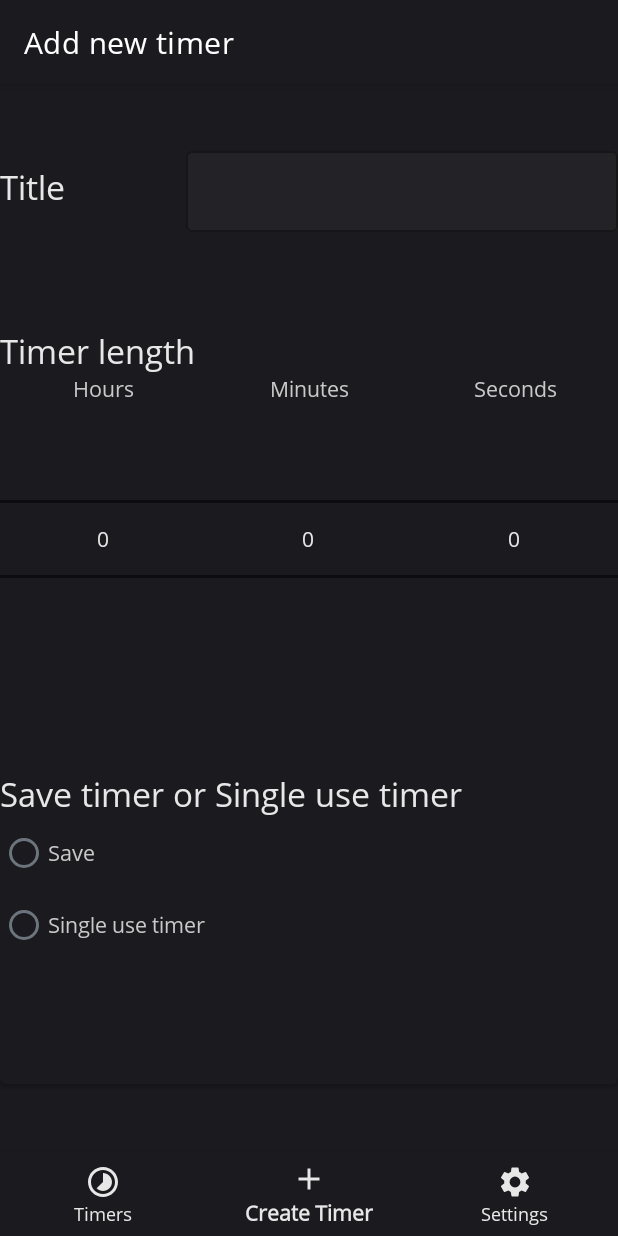
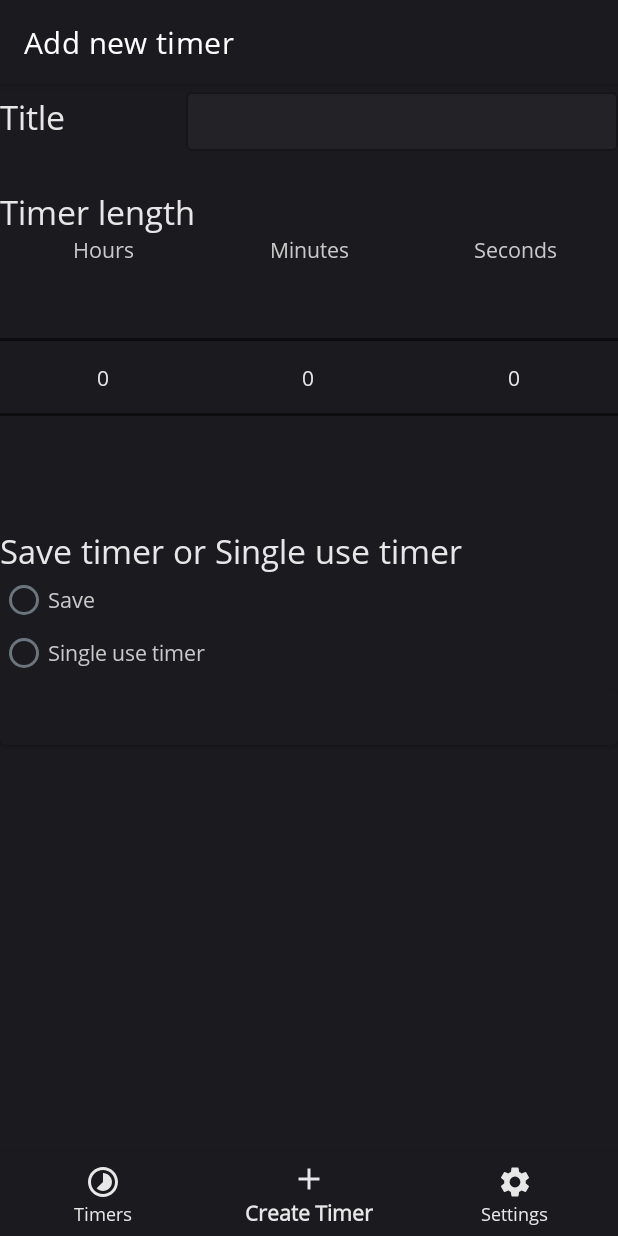
Before and after one commit to kim-cv/KitchenTimer-Android, an Android app: the AddTimerFragment screen opened through its navigation route, on a phone screen of 412 x 824 dp. Run offline under Robolectric (Android 15) with nearby library versions, the phone set to English and light mode, and no system bars; our stand-ins replace data binding, navigation-ui.

Commit message:
Changed view to better fit screens

```diff
--- a/app/src/main/res/layout/fragment_add_timer.xml
+++ b/app/src/main/res/layout/fragment_add_timer.xml
@@ -1,6 +1,7 @@
 <?xml version="1.0" encoding="utf-8"?>
 <layout xmlns:android="http://schemas.android.com/apk/res/android"
     xmlns:app="http://schemas.android.com/apk/res-auto"
+    xmlns:tools="http://schemas.android.com/tools"
     android:layout_marginLeft="@dimen/activity_horizontal_margin"
     android:layout_marginTop="@dimen/activity_horizontal_margin"
     android:layout_marginRight="@dimen/activity_horizontal_margin"
@@ -13,18 +14,27 @@
             type="com.funkyqubits.kitchentimer.ui.add_timer.AddTimerViewModel" />
     </data>
 
+    <ScrollView
+        android:id="@+id/scrollview"
+        android:layout_width="match_parent"
+        android:layout_height="wrap_content"
+        android:fillViewport="true"
+        app:layout_constraintEnd_toEndOf="parent"
+        app:layout_constraintStart_toStartOf="parent"
+        app:layout_constraintTop_toTopOf="parent">
+
         <androidx.constraintlayout.widget.ConstraintLayout
             android:layout_width="match_parent"
-        android:layout_height="match_parent">
+            android:layout_height="wrap_content">
 
             <!-- Title -->
             <LinearLayout
                 android:id="@+id/addTimer_linearLayout_title"
-            android:layout_width="match_parent"
+                android:layout_width="fill_parent"
                 android:layout_height="wrap_content"
                 android:gravity="start|center_vertical"
-            android:orientation="horizontal"
-            app:layout_constraintBottom_toTopOf="@+id/addTimer_linearLayout_timer"
+                app:layout_constraintEnd_toEndOf="parent"
+                app:layout_constraintStart_toStartOf="parent"
                 app:layout_constraintTop_toTopOf="parent">
 
                 <TextView
@@ -47,7 +57,9 @@
                         android:id="@+id/editText_title"
                         android:layout_width="match_parent"
                         android:layout_height="wrap_content"
+                        android:layout_weight=".3"
                         android:inputType="text"
+                        android:padding="10dp"
                         android:text="@={viewmodel.Title}"
                         android:textColor="@color/colorSecondText"
                         android:textSize="@dimen/txt_second" />
@@ -58,16 +70,18 @@
             <!-- Timer -->
             <LinearLayout
                 android:id="@+id/addTimer_linearLayout_timer"
-            android:layout_width="match_parent"
+                android:layout_width="fill_parent"
                 android:layout_height="wrap_content"
                 android:layout_marginTop="25dp"
                 android:orientation="vertical"
                 app:layout_constraintBottom_toTopOf="@+id/addTimer_linearLayout_saveType"
+                app:layout_constraintEnd_toEndOf="parent"
+                app:layout_constraintStart_toStartOf="parent"
                 app:layout_constraintTop_toBottomOf="@+id/addTimer_linearLayout_title">
 
                 <com.google.android.material.textfield.TextInputLayout
                     android:id="@+id/textView_timer_length_textLayout"
-                android:layout_width="match_parent"
+                    android:layout_width="fill_parent"
                     android:layout_height="wrap_content"
                     app:errorText="@{viewmodel.timer_length_error}">
 
@@ -119,7 +133,7 @@
 
                 <LinearLayout
                     android:layout_width="fill_parent"
-                android:layout_height="fill_parent"
+                    android:layout_height="150dp"
                     android:orientation="horizontal">
 
                     <NumberPicker
@@ -155,11 +169,12 @@
             <!-- Save or single timer -->
             <LinearLayout
                 android:id="@+id/addTimer_linearLayout_saveType"
-            android:layout_width="match_parent"
+                android:layout_width="fill_parent"
                 android:layout_height="wrap_content"
                 android:layout_marginTop="25dp"
                 android:orientation="vertical"
-            app:layout_constraintBottom_toTopOf="@+id/btn_addTimer_create"
+                app:layout_constraintEnd_toEndOf="parent"
+                app:layout_constraintStart_toStartOf="parent"
                 app:layout_constraintTop_toBottomOf="@+id/addTimer_linearLayout_timer">
 
                 <com.google.android.material.textfield.TextInputLayout
@@ -178,14 +193,14 @@
 
                 <RadioGroup
                     android:id="@+id/radioGroup_saveOrSingle"
-                android:layout_width="match_parent"
+                    android:layout_width="fill_parent"
                     android:layout_height="wrap_content"
                     android:checkedButton="@={viewmodel.RadioGroup_saveType}">
 
                     <RadioButton
                         android:id="@+id/radioButton_saveOrSingle_save"
-                    android:layout_width="match_parent"
-                    android:layout_height="wrap_content"
+                        android:layout_width="fill_parent"
+                        android:layout_height="35dp"
                         android:buttonTint="@color/colorSecondary"
                         android:text="@string/addTimer_saveType_radioButton_save"
                         android:textColor="@color/colorSecondText"
@@ -193,8 +208,8 @@
 
                     <RadioButton
                         android:id="@+id/radioButton_saveOrSingle_single"
-                    android:layout_width="match_parent"
-                    android:layout_height="wrap_content"
+                        android:layout_width="fill_parent"
+                        android:layout_height="35dp"
                         android:buttonTint="@color/colorSecondary"
                         android:text="@string/addTimer_saveType_radioButton_single"
                         android:textColor="@color/colorSecondText"
@@ -207,14 +222,17 @@
             <Button
                 android:id="@+id/btn_addTimer_create"
                 btnClickable="@{viewmodel.btn_clickable}"
-            android:layout_width="match_parent"
+                android:layout_width="fill_parent"
                 android:layout_height="wrap_content"
                 android:layout_gravity="bottom"
                 android:onClick="@{() -> viewmodel.CreateTimer()}"
                 android:text="@{viewmodel.IsCreatingNewTimer == true ? @string/addTimer_btn_txt_create : @string/addTimer_btn_txt_update}"
                 android:textSize="@dimen/txt_title"
                 app:layout_constraintBottom_toBottomOf="parent"
+                app:layout_constraintEnd_toEndOf="parent"
+                app:layout_constraintStart_toStartOf="parent"
                 app:layout_constraintTop_toBottomOf="@+id/addTimer_linearLayout_saveType" />
 
         </androidx.constraintlayout.widget.ConstraintLayout>
+    </ScrollView>
 </layout>
```
Lines whose indentation alone changed are shown as unchanged.
